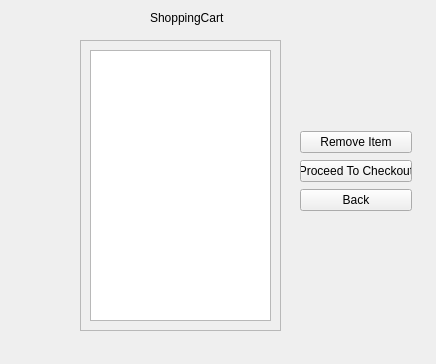
Qt form CS1C-Project-Master/shoppingcartwindownew.ui (AustinVaday/CS1C-Class-Project) before a commit.
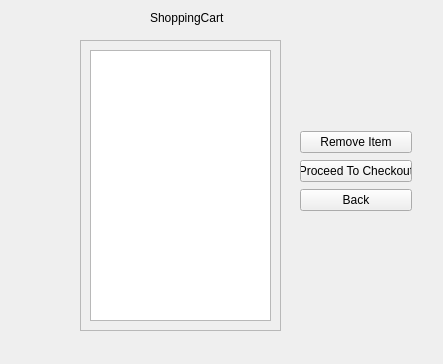
The same form after that commit.

```diff
--- a/CS1C-Project-Master/shoppingcartwindownew.ui
+++ b/CS1C-Project-Master/shoppingcartwindownew.ui
@@ -6,7 +6,7 @@
    <rect>
     <x>0</x>
     <y>0</y>
-    <width>436</width>
+    <width>443</width>
     <height>364</height>
    </rect>
   </property>
```
